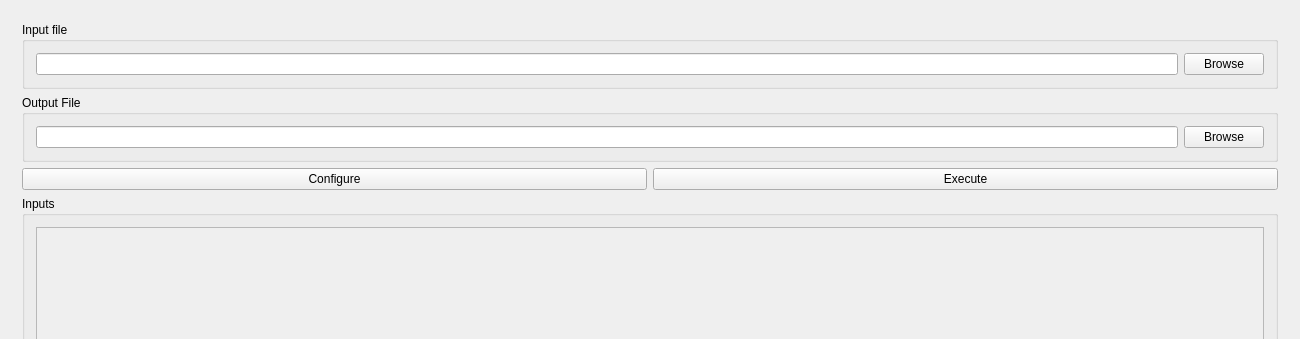
Above: src/main/resources/ui/MainWindow.ui from JuBiotech/MooViE before the change; both pictures show x 0 to 1300 and y 0 to 339 of the 1300 by 800 pixel window. Below: the same form after it.
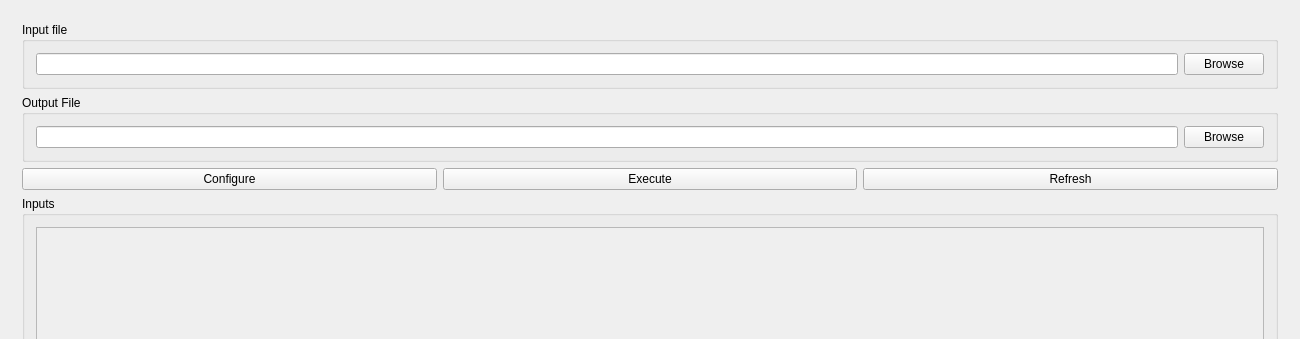
That is the form after the change.

Commit message: Add refresh button

Patch:
```diff
--- a/src/main/resources/ui/MainWindow.ui
+++ b/src/main/resources/ui/MainWindow.ui
@@ -86,6 +86,13 @@
              </property>
             </widget>
            </item>
+           <item>
+            <widget class="QPushButton" name="refresh_btn">
+             <property name="text">
+              <string>Refresh</string>
+             </property>
+            </widget>
+           </item>
           </layout>
          </item>
          <item>
```
Left out of the diff: 4 changed lines with no effect on the pictures. The commit also changes 2 other files.
